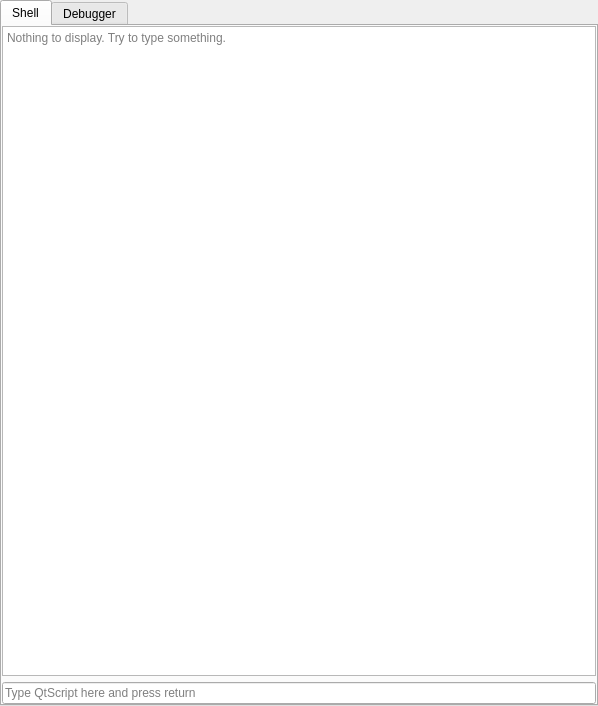
Above: inspector/coffeescriptterminal.ui from hbirchtree/coffeecutie before the change. Below: the same form after it.
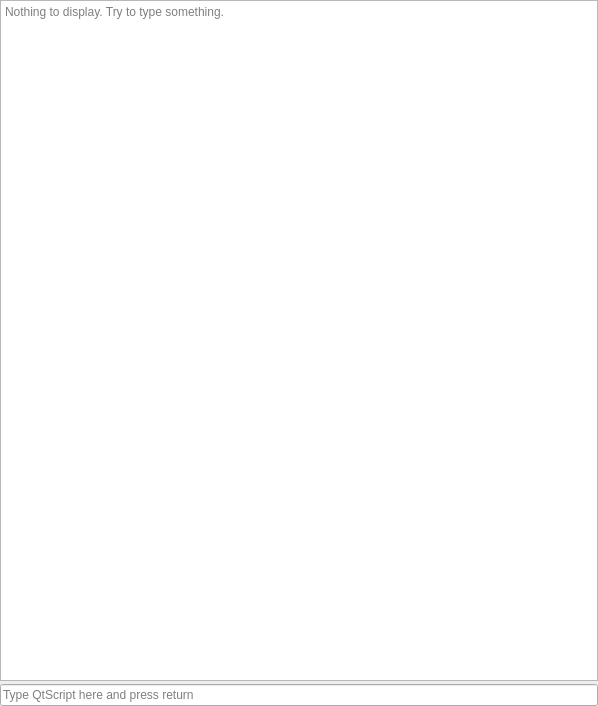
That is the form after the change.

Commit message: - Restructuring the editor form, now more partitioned, more modular (debug view is its separate entity etc.)  - Restructured renderer info, now modifiable from script environment  - CoffeeCamera no longer has static rotation limits  - Physics being reimplemented for the new system, much cleaner now (property from data, not data from properties)  - Adding classes to script environment simplified, QObjects now require only a single line to be added each. (Some still require custom constructors)

Diff of the .ui file:
```diff
--- a/inspector/coffeescriptterminal.ui
+++ b/inspector/coffeescriptterminal.ui
@@ -27,7 +27,7 @@
     <number>0</number>
    </property>
    <property name="spacing">
-    <number>0</number>
+    <number>3</number>
    </property>
    <item row="1" column="0">
     <widget class="QFrame" name="frame">
@@ -54,58 +54,23 @@
     </widget>
    </item>
    <item row="0" column="0">
-    <widget class="QTabWidget" name="tabWidget">
-     <property name="currentIndex">
-      <number>0</number>
+    <widget class="QTextEdit" name="scriptLog">
+     <property name="textInteractionFlags">
+      <set>Qt::LinksAccessibleByMouse|Qt::TextSelectableByKeyboard|Qt::TextSelectableByMouse</set>
      </property>
-     <property name="tabsClosable">
-      <bool>false</bool>
+     <property name="placeholderText">
+      <string>Nothing to display. Try to type something.</string>
      </property>
-     <widget class="QWidget" name="tab">
-      <attribute name="title">
-       <string>Shell</string>
-      </attribute>
-      <layout class="QGridLayout" name="gridLayout_3">
-       <property name="leftMargin">
-        <number>0</number>
-       </property>
-       <property name="topMargin">
-        <number>0</number>
-       </property>
-       <property name="rightMargin">
-        <number>0</number>
-       </property>
-       <property name="bottomMargin">
-        <number>0</number>
-       </property>
-       <item row="1" column="0" colspan="2">
-        <widget class="QLineEdit" name="scriptInput">
-         <property name="placeholderText">
-          <string>Type QtScript here and press return</string>
-         </property>
-         <property name="clearButtonEnabled">
-          <bool>true</bool>
-         </property>
-        </widget>
-       </item>
-       <item row="0" column="0" colspan="2">
-        <widget class="QTextEdit" name="scriptLog">
-         <property name="textInteractionFlags">
-          <set>Qt::LinksAccessibleByMouse|Qt::TextSelectableByKeyboard|Qt::TextSelectableByMouse</set>
-         </property>
-         <property name="placeholderText">
-          <string>Nothing to display. Try to type something.</string>
-         </property>
-        </widget>
-       </item>
-      </layout>
-     </widget>
-     <widget class="QWidget" name="tab_2">
-      <attribute name="title">
-       <string>Debugger</string>
-      </attribute>
-      <layout class="QGridLayout" name="gridLayout_4"/>
-     </widget>
+    </widget>
+   </item>
+   <item row="1" column="0">
+    <widget class="QLineEdit" name="scriptInput">
+     <property name="placeholderText">
+      <string>Type QtScript here and press return</string>
+     </property>
+     <property name="clearButtonEnabled">
+      <bool>true</bool>
+     </property>
     </widget>
    </item>
   </layout>
```
Left out of the diff: 29 changed lines with no effect on the pictures. The commit also changes 37 other files.
